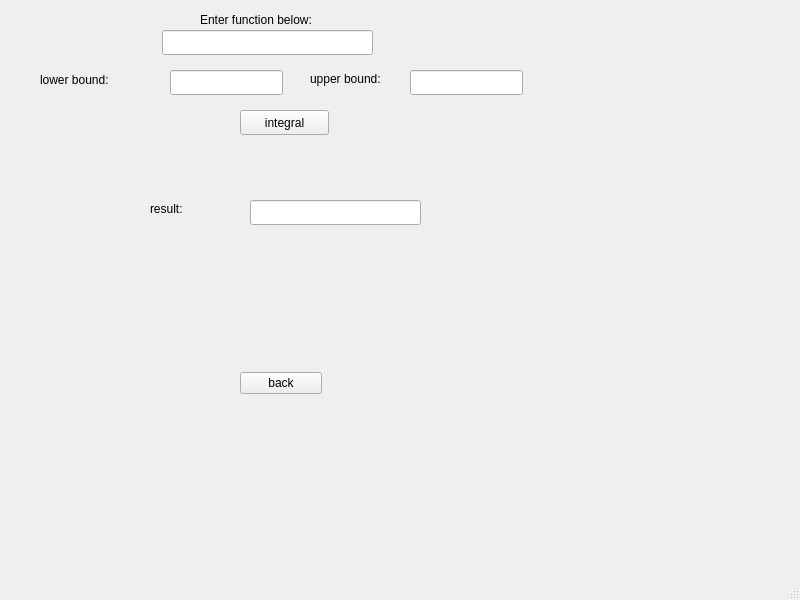
This is src/geek-calculator/mainwindow.ui in Jelena-Zivovic/RS014-geek-calculator as Qt 5 draws it before an edit. The edited form follows.
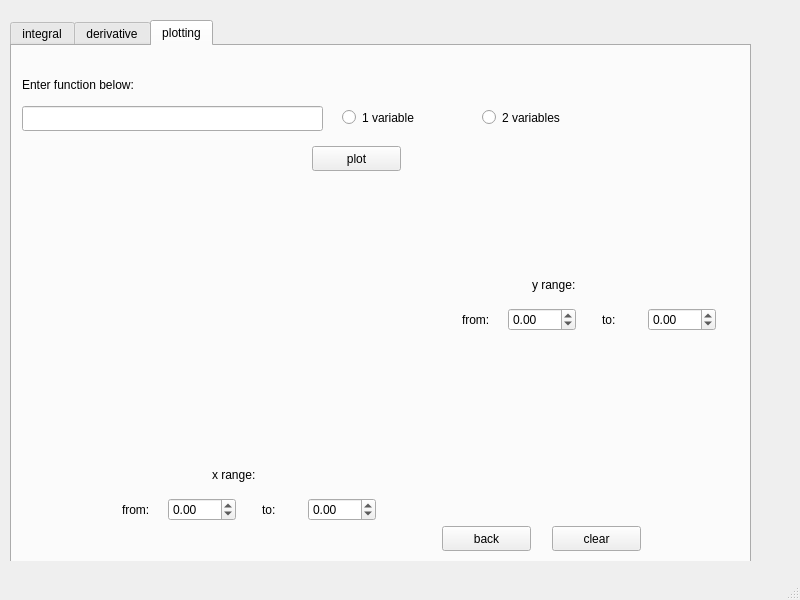
This is the edited form. The open tabs and pages were chosen to show the change. Custom widgets are drawn as their Qt base class.

```diff
--- a/src/geek-calculator/mainwindow.ui
+++ b/src/geek-calculator/mainwindow.ui
@@ -17,10 +17,10 @@
    <widget class="QStackedWidget" name="stackedWidgets">
     <property name="geometry">
      <rect>
-      <x>20</x>
+      <x>0</x>
       <y>10</y>
-      <width>731</width>
-      <height>541</height>
+      <width>771</width>
+      <height>551</height>
      </rect>
     </property>
     <property name="currentIndex">
@@ -447,13 +447,36 @@
        <string>back</string>
       </property>
      </widget>
-     <widget class="QWidget" name="layoutWidget">
+     <widget class="QTextEdit" name="outputTextEdit">
       <property name="geometry">
        <rect>
-        <x>20</x>
+        <x>140</x>
+        <y>350</y>
+        <width>221</width>
+        <height>70</height>
+       </rect>
+      </property>
+     </widget>
+     <widget class="QPushButton" name="calculateValueButton">
+      <property name="geometry">
+       <rect>
+        <x>140</x>
+        <y>290</y>
+        <width>191</width>
+        <height>25</height>
+       </rect>
+      </property>
+      <property name="text">
+       <string>calculate value</string>
+      </property>
+     </widget>
+     <widget class="QTextEdit" name="enterFunctionToCalculateValueTextEdit">
+      <property name="geometry">
+       <rect>
+        <x>0</x>
         <y>0</y>
-        <width>441</width>
-        <height>179</height>
+        <width>721</width>
+        <height>71</height>
        </rect>
       </property>
       <layout class="QVBoxLayout" name="verticalLayout">
@@ -474,138 +497,618 @@
      </widget>
     </widget>
     <widget class="QWidget" name="functionsPage">
-     <widget class="QWidget" name="verticalLayoutWidget">
+     <widget class="QTabWidget" name="functionsTab">
       <property name="geometry">
        <rect>
-        <x>220</x>
-        <y>360</y>
-        <width>82</width>
-        <height>27</height>
+        <x>10</x>
+        <y>10</y>
+        <width>741</width>
+        <height>561</height>
        </rect>
       </property>
-      <layout class="QVBoxLayout" name="verticalLayout_2">
-       <item>
-        <widget class="QPushButton" name="goBackToMainPage2">
-         <property name="text">
-          <string>back</string>
-         </property>
-        </widget>
-       </item>
-      </layout>
-     </widget>
-     <widget class="QLabel" name="enterFunctionLabel">
-      <property name="geometry">
-       <rect>
-        <x>180</x>
-        <y>0</y>
-        <width>201</width>
-        <height>20</height>
-       </rect>
+      <property name="currentIndex">
+       <number>2</number>
       </property>
-      <property name="minimumSize">
-       <size>
-        <width>201</width>
-        <height>0</height>
-       </size>
-      </property>
-      <property name="styleSheet">
-       <string notr="true">text-align: right;</string>
-      </property>
-      <property name="text">
-       <string>Enter function below:</string>
-      </property>
-     </widget>
-     <widget class="QLineEdit" name="enteredFunctionLineEdit">
-      <property name="geometry">
-       <rect>
-        <x>142</x>
-        <y>20</y>
-        <width>211</width>
-        <height>25</height>
-       </rect>
-      </property>
-     </widget>
-     <widget class="QPushButton" name="integralValueFunction">
-      <property name="geometry">
-       <rect>
-        <x>220</x>
-        <y>100</y>
-        <width>89</width>
-        <height>25</height>
-       </rect>
-      </property>
-      <property name="text">
-       <string>integral</string>
-      </property>
-     </widget>
-     <widget class="QLineEdit" name="resultLineEdit">
-      <property name="geometry">
-       <rect>
-        <x>230</x>
-        <y>190</y>
-        <width>171</width>
-        <height>25</height>
-       </rect>
-      </property>
-     </widget>
-     <widget class="QLabel" name="resultLabel">
-      <property name="geometry">
-       <rect>
-        <x>130</x>
-        <y>190</y>
-        <width>67</width>
-        <height>17</height>
-       </rect>
-      </property>
-      <property name="text">
-       <string>result:</string>
-      </property>
-     </widget>
-     <widget class="QLineEdit" name="lowerBoundLineEdit">
-      <property name="geometry">
-       <rect>
-        <x>150</x>
-        <y>60</y>
-        <width>113</width>
-        <height>25</height>
-       </rect>
-      </property>
-     </widget>
-     <widget class="QLineEdit" name="upperBoundLineEdit">
-      <property name="geometry">
-       <rect>
-        <x>390</x>
-        <y>60</y>
-        <width>113</width>
-        <height>25</height>
-       </rect>
-      </property>
-     </widget>
-     <widget class="QLabel" name="label">
-      <property name="geometry">
-       <rect>
-        <x>20</x>
-        <y>60</y>
-        <width>111</width>
-        <height>20</height>
-       </rect>
-      </property>
-      <property name="text">
-       <string>lower bound:</string>
-      </property>
-     </widget>
-     <widget class="QLabel" name="label_2">
-      <property name="geometry">
-       <rect>
-        <x>290</x>
-        <y>60</y>
-        <width>91</width>
-        <height>17</height>
-       </rect>
-      </property>
-      <property name="text">
-       <string>upper bound:</string>
-      </property>
+      <widget class="QWidget" name="integralTab">
+       <property name="layoutDirection">
+        <enum>Qt::LeftToRight</enum>
+       </property>
+       <attribute name="title">
+        <string>integral</string>
+       </attribute>
+       <widget class="QLabel" name="enterFunctionLabel">
+        <property name="geometry">
+         <rect>
+          <x>0</x>
+          <y>30</y>
+          <width>201</width>
+          <height>20</height>
+         </rect>
+        </property>
+        <property name="minimumSize">
+         <size>
+          <width>201</width>
+          <height>0</height>
+         </size>
+        </property>
+        <property name="styleSheet">
+         <string notr="true">text-align: right;</string>
+        </property>
+        <property name="text">
+         <string>Enter function below:</string>
+        </property>
+       </widget>
+       <widget class="QLineEdit" name="enteredFunctionLineEdit">
+        <property name="geometry">
+         <rect>
+          <x>0</x>
+          <y>80</y>
+          <width>211</width>
+          <height>25</height>
+         </rect>
+        </property>
+       </widget>
+       <widget class="QRadioButton" name="oneVariableRadioButton">
+        <property name="geometry">
+         <rect>
+          <x>260</x>
+          <y>80</y>
+          <width>112</width>
+          <height>23</height>
+         </rect>
+        </property>
+        <property name="text">
+         <string>1 variable</string>
+        </property>
+       </widget>
+       <widget class="QRadioButton" name="twoVariablesRadioButton">
+        <property name="geometry">
+         <rect>
+          <x>400</x>
+          <y>80</y>
+          <width>112</width>
+          <height>23</height>
+         </rect>
+        </property>
+        <property name="text">
+         <string>2 variables</string>
+        </property>
+       </widget>
+       <widget class="QLabel" name="firstLoweBoundLabel">
+        <property name="geometry">
+         <rect>
+          <x>0</x>
+          <y>160</y>
+          <width>111</width>
+          <height>20</height>
+         </rect>
+        </property>
+        <property name="text">
+         <string>lower bound:</string>
+        </property>
+       </widget>
+       <widget class="QLineEdit" name="firstLowerBoundLineEdit">
+        <property name="geometry">
+         <rect>
+          <x>150</x>
+          <y>160</y>
+          <width>113</width>
+          <height>25</height>
+         </rect>
+        </property>
+        <property name="styleSheet">
+         <string notr="true"/>
+        </property>
+       </widget>
+       <widget class="QLabel" name="firstUpperBoundLabel">
+        <property name="geometry">
+         <rect>
+          <x>0</x>
+          <y>220</y>
+          <width>91</width>
+          <height>17</height>
+         </rect>
+        </property>
+        <property name="text">
+         <string>upper bound:</string>
+        </property>
+       </widget>
+       <widget class="QLineEdit" name="firstUpperBoundLineEdit">
+        <property name="geometry">
+         <rect>
+          <x>150</x>
+          <y>220</y>
+          <width>113</width>
+          <height>25</height>
+         </rect>
+        </property>
+       </widget>
+       <widget class="QPushButton" name="integralValueFunction">
+        <property name="geometry">
+         <rect>
+          <x>310</x>
+          <y>280</y>
+          <width>89</width>
+          <height>25</height>
+         </rect>
+        </property>
+        <property name="text">
+         <string>calculate</string>
+        </property>
+       </widget>
+       <widget class="QLabel" name="resultLabel">
+        <property name="geometry">
+         <rect>
+          <x>10</x>
+          <y>340</y>
+          <width>67</width>
+          <height>17</height>
+         </rect>
+        </property>
+        <property name="text">
+         <string>result:</string>
+        </property>
+       </widget>
+       <widget class="QLineEdit" name="resultIntegralLineEdit">
+        <property name="geometry">
+         <rect>
+          <x>80</x>
+          <y>340</y>
+          <width>221</width>
+          <height>25</height>
+         </rect>
+        </property>
+       </widget>
+       <widget class="QPushButton" name="goBackToMainPage2">
+        <property name="geometry">
+         <rect>
+          <x>230</x>
+          <y>450</y>
+          <width>80</width>
+          <height>25</height>
+         </rect>
+        </property>
+        <property name="text">
+         <string>back</string>
+        </property>
+       </widget>
+       <widget class="QLabel" name="secondLowerBoundLabel">
+        <property name="geometry">
+         <rect>
+          <x>290</x>
+          <y>160</y>
+          <width>91</width>
+          <height>20</height>
+         </rect>
+        </property>
+        <property name="text">
+         <string>lower bound:</string>
+        </property>
+       </widget>
+       <widget class="QLabel" name="secondUpperBoundLabel">
+        <property name="geometry">
+         <rect>
+          <x>290</x>
+          <y>220</y>
+          <width>91</width>
+          <height>20</height>
+         </rect>
+        </property>
+        <property name="text">
+         <string>upper bound:</string>
+        </property>
+       </widget>
+       <widget class="QLineEdit" name="secondLowerBoundLineEdit">
+        <property name="geometry">
+         <rect>
+          <x>420</x>
+          <y>160</y>
+          <width>113</width>
+          <height>25</height>
+         </rect>
+        </property>
+       </widget>
+       <widget class="QLineEdit" name="secondUpperBoundLineEdit">
+        <property name="geometry">
+         <rect>
+          <x>420</x>
+          <y>220</y>
+          <width>113</width>
+          <height>25</height>
+         </rect>
+        </property>
+       </widget>
+       <widget class="QPushButton" name="clearIntegralTabButton">
+        <property name="geometry">
+         <rect>
+          <x>330</x>
+          <y>450</y>
+          <width>81</width>
+          <height>25</height>
+         </rect>
+        </property>
+        <property name="text">
+         <string>clear</string>
+        </property>
+       </widget>
+      </widget>
+      <widget class="QWidget" name="derivativeTab">
+       <property name="toolTipDuration">
+        <number>0</number>
+       </property>
+       <attribute name="title">
+        <string>derivative</string>
+       </attribute>
+       <widget class="QLabel" name="enterFunctionDerivativeLabel">
+        <property name="geometry">
+         <rect>
+          <x>10</x>
+          <y>20</y>
+          <width>161</width>
+          <height>17</height>
+         </rect>
+        </property>
+        <property name="text">
+         <string>Enter function below:</string>
+        </property>
+       </widget>
+       <widget class="QLineEdit" name="enterFunctionDerivativeLineEdit">
+        <property name="geometry">
+         <rect>
+          <x>10</x>
+          <y>50</y>
+          <width>231</width>
+          <height>25</height>
+         </rect>
+        </property>
+       </widget>
+       <widget class="QLabel" name="enterPointLabel">
+        <property name="geometry">
+         <rect>
+          <x>10</x>
+          <y>90</y>
+          <width>131</width>
+          <height>17</height>
+         </rect>
+        </property>
+        <property name="text">
+         <string>Enter point:</string>
+        </property>
+       </widget>
+       <widget class="QLineEdit" name="enterPointLineEdit">
+        <property name="geometry">
+         <rect>
+          <x>10</x>
+          <y>130</y>
+          <width>151</width>
+          <height>25</height>
+         </rect>
+        </property>
+       </widget>
+       <widget class="QPushButton" name="calculateDerivativeButton">
+        <property name="geometry">
+         <rect>
+          <x>250</x>
+          <y>180</y>
+          <width>89</width>
+          <height>25</height>
+         </rect>
+        </property>
+        <property name="text">
+         <string>calculate</string>
+        </property>
+       </widget>
+       <widget class="QLabel" name="resultLabel_2">
+        <property name="geometry">
+         <rect>
+          <x>100</x>
+          <y>240</y>
+          <width>67</width>
+          <height>17</height>
+         </rect>
+        </property>
+        <property name="text">
+         <string>result:</string>
+        </property>
+       </widget>
+       <widget class="QLineEdit" name="resultDerivativeLineEdit">
+        <property name="geometry">
+         <rect>
+          <x>190</x>
+          <y>240</y>
+          <width>221</width>
+          <height>25</height>
+         </rect>
+        </property>
+       </widget>
+       <widget class="QPushButton" name="goBackToMainPageButton_3">
+        <property name="geometry">
+         <rect>
+          <x>210</x>
+          <y>320</y>
+          <width>89</width>
+          <height>25</height>
+         </rect>
+        </property>
+        <property name="text">
+         <string>back</string>
+        </property>
+       </widget>
+       <widget class="QPushButton" name="clearDerivativeButton">
+        <property name="geometry">
+         <rect>
+          <x>320</x>
+          <y>320</y>
+          <width>89</width>
+          <height>25</height>
+         </rect>
+        </property>
+        <property name="text">
+         <string>clear</string>
+        </property>
+       </widget>
+       <widget class="QRadioButton" name="firstDerivativeRadioButton">
+        <property name="geometry">
+         <rect>
+          <x>280</x>
+          <y>50</y>
+          <width>112</width>
+          <height>23</height>
+         </rect>
+        </property>
+        <property name="text">
+         <string>first</string>
+        </property>
+       </widget>
+       <widget class="QRadioButton" name="secondDerivativeRadioButton">
+        <property name="geometry">
+         <rect>
+          <x>420</x>
+          <y>50</y>
+          <width>112</width>
+          <height>23</height>
+         </rect>
+        </property>
+        <property name="text">
+         <string>second</string>
+        </property>
+       </widget>
+      </widget>
+      <widget class="QWidget" name="plotTab">
+       <attribute name="title">
+        <string>plotting</string>
+       </attribute>
+       <widget class="QLabel" name="enterFunctionPlottingLabel">
+        <property name="geometry">
+         <rect>
+          <x>10</x>
+          <y>30</y>
+          <width>161</width>
+          <height>17</height>
+         </rect>
+        </property>
+        <property name="text">
+         <string>Enter function below:</string>
+        </property>
+       </widget>
+       <widget class="QLineEdit" name="enterFunctionPlottingLineEdit">
+        <property name="geometry">
+         <rect>
+          <x>10</x>
+          <y>60</y>
+          <width>301</width>
+          <height>25</height>
+         </rect>
+        </property>
+       </widget>
+       <widget class="QRadioButton" name="oneVariablePlottingRadioButton">
+        <property name="geometry">
+         <rect>
+          <x>330</x>
+          <y>60</y>
+          <width>112</width>
+          <height>23</height>
+         </rect>
+        </property>
+        <property name="text">
+         <string>1 variable</string>
+        </property>
+       </widget>
+       <widget class="QRadioButton" name="twoVariablesPlottingRadioButton">
+        <property name="geometry">
+         <rect>
+          <x>470</x>
+          <y>60</y>
+          <width>112</width>
+          <height>23</height>
+         </rect>
+        </property>
+        <property name="text">
+         <string>2 variables</string>
+        </property>
+       </widget>
+       <widget class="QCustomPlot" name="plotWidget" native="true">
+        <property name="geometry">
+         <rect>
+          <x>40</x>
+          <y>150</y>
+          <width>401</width>
+          <height>261</height>
+         </rect>
+        </property>
+       </widget>
+       <widget class="QPushButton" name="plotFunctionButton">
+        <property name="geometry">
+         <rect>
+          <x>300</x>
+          <y>100</y>
+          <width>89</width>
+          <height>25</height>
+         </rect>
+        </property>
+        <property name="text">
+         <string>plot</string>
+        </property>
+       </widget>
+       <widget class="QLabel" name="xRangeLabel">
+        <property name="geometry">
+         <rect>
+          <x>200</x>
+          <y>420</y>
+          <width>67</width>
+          <height>17</height>
+         </rect>
+        </property>
+        <property name="text">
+         <string>x range:</string>
+        </property>
+       </widget>
+       <widget class="QLabel" name="yLabelRange">
+        <property name="geometry">
+         <rect>
+          <x>520</x>
+          <y>230</y>
+          <width>67</width>
+          <height>17</height>
+         </rect>
+        </property>
+        <property name="text">
+         <string>y range:</string>
+        </property>
+       </widget>
+       <widget class="QWidget" name="layoutWidget">
+        <property name="geometry">
+         <rect>
+          <x>450</x>
+          <y>260</y>
+          <width>254</width>
+          <height>28</height>
+         </rect>
+        </property>
+        <layout class="QHBoxLayout" name="horizontalLayout_2">
+         <item>
+          <widget class="QLabel" name="yFromLabel">
+           <property name="text">
+            <string>from:</string>
+           </property>
+          </widget>
+         </item>
+         <item>
+          <widget class="QDoubleSpinBox" name="yLeftRangePlotDoubleSpinBox">
+           <property name="minimum">
+            <double>-990.000000000000000</double>
+           </property>
+          </widget>
+         </item>
+         <item>
+          <spacer name="verticalSpacer_2">
+           <property name="orientation">
+            <enum>Qt::Vertical</enum>
+           </property>
+           <property name="sizeHint" stdset="0">
+            <size>
+             <width>20</width>
+             <height>40</height>
+            </size>
+           </property>
+          </spacer>
+         </item>
+         <item>
+          <widget class="QLabel" name="yToLabel">
+           <property name="text">
+            <string>to:</string>
+           </property>
+          </widget>
+         </item>
+         <item>
+          <widget class="QDoubleSpinBox" name="yRangeRightPlotDoubleSpinBox">
+           <property name="minimum">
+            <double>-990.000000000000000</double>
+           </property>
+          </widget>
+         </item>
+        </layout>
+       </widget>
+       <widget class="QPushButton" name="backPlotButton">
+        <property name="geometry">
+         <rect>
+          <x>430</x>
+          <y>480</y>
+          <width>89</width>
+          <height>25</height>
+         </rect>
+        </property>
+        <property name="text">
+         <string>back</string>
+        </property>
+       </widget>
+       <widget class="QPushButton" name="clearPlotButton">
+        <property name="geometry">
+         <rect>
+          <x>540</x>
+          <y>480</y>
+          <width>89</width>
+          <height>25</height>
+         </rect>
+        </property>
+        <property name="text">
+         <string>clear</string>
+        </property>
+       </widget>
+       <widget class="QWidget" name="">
+        <property name="geometry">
+         <rect>
+          <x>110</x>
+          <y>450</y>
+          <width>254</width>
+          <height>28</height>
+         </rect>
+        </property>
+        <layout class="QHBoxLayout" name="horizontalLayout">
+         <item>
+          <widget class="QLabel" name="xFromLabel">
+           <property name="text">
+            <string>from:</string>
+           </property>
+          </widget>
+         </item>
+         <item>
+          <widget class="QDoubleSpinBox" name="xRangeLeftPlotDoubleSpinBox">
+           <property name="minimum">
+            <double>-990.000000000000000</double>
+           </property>
+          </widget>
+         </item>
+         <item>
+          <spacer name="verticalSpacer">
+           <property name="orientation">
+            <enum>Qt::Vertical</enum>
+           </property>
+           <property name="sizeHint" stdset="0">
+            <size>
+             <width>20</width>
+             <height>40</height>
+            </size>
+           </property>
+          </spacer>
+         </item>
+         <item>
+          <widget class="QLabel" name="xToLabel">
+           <property name="text">
+            <string>to:</string>
+           </property>
+          </widget>
+         </item>
+         <item>
+          <widget class="QDoubleSpinBox" name="xRangeRightPlotDoubleSpinBox">
+           <property name="minimum">
+            <double>-990.000000000000000</double>
+           </property>
+          </widget>
+         </item>
+        </layout>
+       </widget>
+      </widget>
      </widget>
     </widget>
    </widget>
@@ -622,6 +1125,14 @@
   </widget>
   <widget class="QStatusBar" name="statusbar"/>
  </widget>
+ <customwidgets>
+  <customwidget>
+   <class>QCustomPlot</class>
+   <extends>QWidget</extends>
+   <header location="global">qcustomplot.h</header>
+   <container>1</container>
+  </customwidget>
+ </customwidgets>
  <resources/>
  <connections/>
 </ui>
```
Left out of the diff: 422 changed lines with no effect on the pictures.
